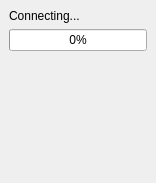
This is src/qtopia/ui/coreconnectprogressdlg.ui in quassel/quassel as Qt 5 draws it before an edit. The edited form follows.
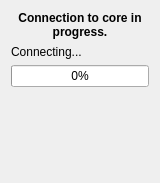
This is the edited form.

Diff of the .ui file:
```diff
--- a/src/qtopia/ui/coreconnectprogressdlg.ui
+++ b/src/qtopia/ui/coreconnectprogressdlg.ui
@@ -13,12 +13,19 @@
    <string>Connection Progress</string>
   </property>
   <layout class="QVBoxLayout" >
-   <property name="margin" >
-    <number>9</number>
-   </property>
-   <property name="spacing" >
-    <number>6</number>
-   </property>
+   <item>
+    <widget class="QLabel" name="label" >
+     <property name="text" >
+      <string>&lt;b>Connection to core in progress.&lt;/b></string>
+     </property>
+     <property name="alignment" >
+      <set>Qt::AlignCenter</set>
+     </property>
+     <property name="wordWrap" >
+      <bool>true</bool>
+     </property>
+    </widget>
+   </item>
    <item>
     <widget class="QLabel" name="connectionStatus" >
      <property name="text" >
@@ -46,8 +53,8 @@
      </property>
      <property name="sizeHint" >
       <size>
-       <width>20</width>
-       <height>31</height>
+       <width>138</width>
+       <height>51</height>
       </size>
      </property>
     </spacer>
```
